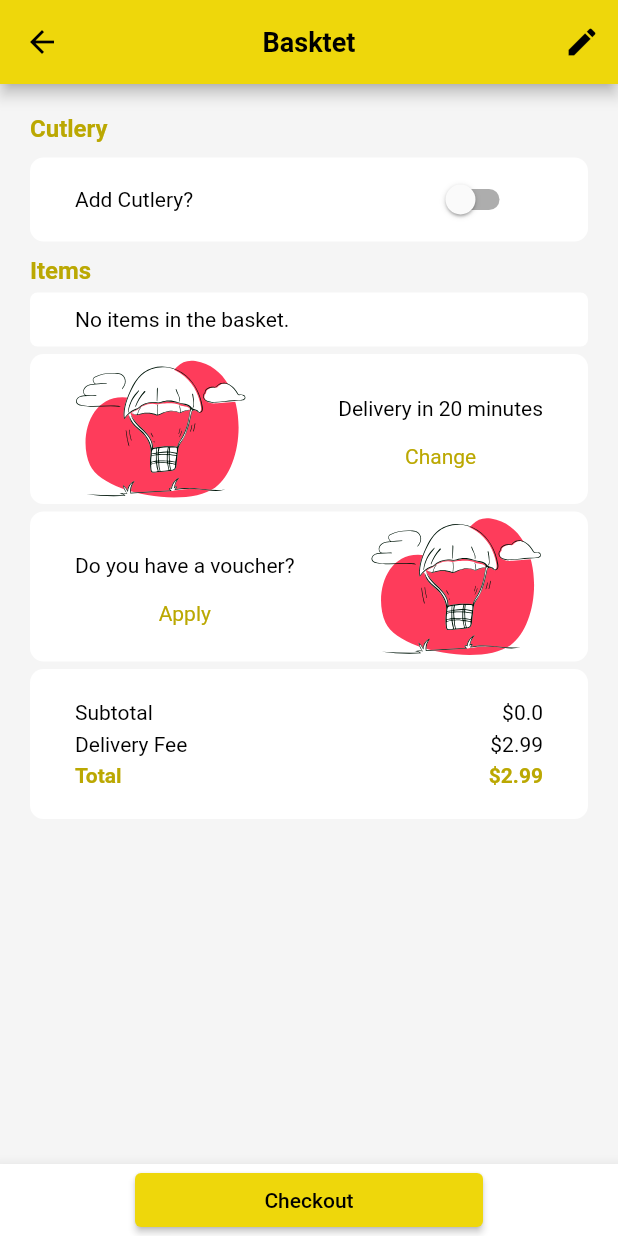
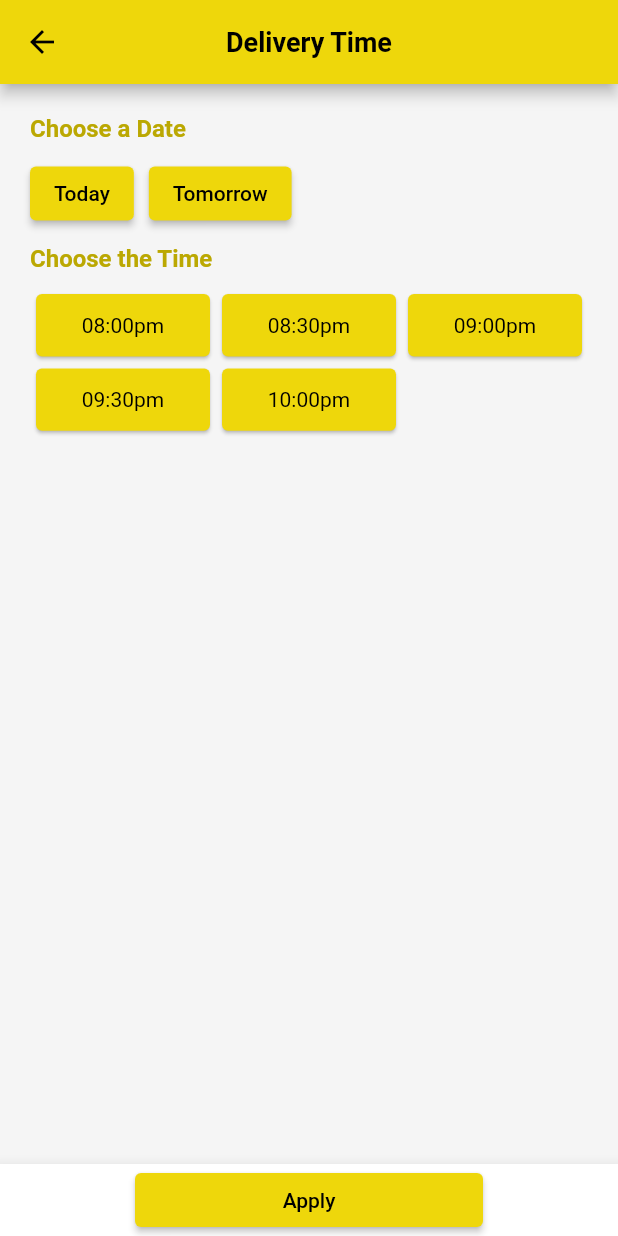
Before and after one commit to melvinjariwala/food_delivery_app, a Flutter app: the BasketScreen screen opened by its route, after a tap on "Change", on a phone screen of 412 x 824 dp. Run offline on Flutter 3.47's test engine with Material 2 defaults, Android fonts, the phone set to English and light mode, and no system bars; our stand-ins replace bloc, equatable, flutter_bloc, flutter_svg, geolocator, google_maps_flutter; network calls fail; Roboto replaces fonts that are missing (Futura).

Commit message:
Delivery Time Screen

```diff
--- a/lib/blocs/basket/basket_bloc.dart
+++ b/lib/blocs/basket/basket_bloc.dart
@@ -5,6 +5,7 @@ import 'dart:async';
 import 'package:bloc/bloc.dart';
 import 'package:equatable/equatable.dart';
 import 'package:food_delivery_app/models/basket_model.dart';
+import 'package:food_delivery_app/models/deliver_time_model.dart';
 import 'package:food_delivery_app/models/menu_item_model.dart' as Item;
 import 'package:food_delivery_app/models/voucher_model.dart';
 
@@ -19,6 +20,7 @@ class BasketBloc extends Bloc<BasketEvent, BasketState> {
     on<RemoveAllItem>(removeAllItem);
     on<ToggleSwitch>(toggleSwitch);
     on<AddVoucher>(addVoucher);
+    on<SelectDeliveryTime>(selectDeliveryTime);
   }
 
   FutureOr<void> startBasket(
@@ -104,4 +106,18 @@ class BasketBloc extends Bloc<BasketEvent, BasketState> {
       }
     }
   }
+
+  FutureOr<void> selectDeliveryTime(
+      SelectDeliveryTime event, Emitter<BasketState> emit) {
+    if (state is BasketLoaded) {
+      try {
+        final BasketLoaded currentState = state as BasketLoaded;
+        emit(BasketLoaded(
+            basket: currentState.basket
+                .copyWith(deliveryTime: event.deliveryTime)));
+      } catch (e) {
+        print("Error in selectDeliveryTime : $e");
+      }
+    }
+  }
 }
--- a/lib/blocs/basket/basket_event.dart
+++ b/lib/blocs/basket/basket_event.dart
@@ -52,3 +52,12 @@ class AddVoucher extends BasketEvent {
   @override
   List<Object> get props => [voucher];
 }
+
+class SelectDeliveryTime extends BasketEvent {
+  final DeliveryTime deliveryTime;
+
+  const SelectDeliveryTime(this.deliveryTime);
+
+  @override
+  List<Object> get props => [deliveryTime];
+}
--- a/lib/config/app_router.dart
+++ b/lib/config/app_router.dart
@@ -28,8 +28,8 @@ class AppRouter {
         return BasketScreen.route();
       case CheckoutScreen.routeName:
         return CheckoutScreen.route();
-      case DeliveryTime.routeName:
-        return DeliveryTime.route();
+      case DeliveryTimeScreen.routeName:
+        return DeliveryTimeScreen.route();
       case EditBasketScreen.routeName:
         return EditBasketScreen.route();
       case FilterScreen.routeName:
--- a/lib/models/basket_model.dart
+++ b/lib/models/basket_model.dart
@@ -1,6 +1,7 @@
 // ignore_for_file: library_prefixes
 
 import 'package:equatable/equatable.dart';
+import 'package:food_delivery_app/models/deliver_time_model.dart';
 import 'package:food_delivery_app/models/voucher_model.dart';
 import 'menu_item_model.dart' as Item;
 
@@ -8,22 +9,28 @@ class Basket extends Equatable {
   final List<Item.MenuItem> items;
   final bool cutlery;
   final Voucher? voucher;
+  final DeliveryTime? deliveryTime;
 
   const Basket(
       {this.items = const <Item.MenuItem>[],
       this.cutlery = false,
-      this.voucher});
+      this.voucher,
+      this.deliveryTime});
 
   Basket copyWith(
-      {List<Item.MenuItem>? items, bool? cutlery, Voucher? voucher}) {
+      {List<Item.MenuItem>? items,
+      bool? cutlery,
+      Voucher? voucher,
+      DeliveryTime? deliveryTime}) {
     return Basket(
         items: items ?? this.items,
         cutlery: cutlery ?? this.cutlery,
-        voucher: voucher ?? this.voucher);
+        voucher: voucher ?? this.voucher,
+        deliveryTime: deliveryTime ?? this.deliveryTime);
   }
 
   @override
-  List<Object?> get props => [items, cutlery, voucher];
+  List<Object?> get props => [items, cutlery, voucher, deliveryTime];
 
   Map itemQuantity(items) {
     var quantity = {};
--- /dev/null
+++ b/lib/models/deliver_time_model.dart
@@ -0,0 +1,41 @@
+import 'package:equatable/equatable.dart';
+
+class DeliveryTime extends Equatable {
+  final int id;
+  final String value;
+  final DateTime time;
+
+  const DeliveryTime(
+      {required this.id, required this.value, required this.time});
+
+  @override
+  List<Object?> get props => [id, value, time];
+
+  static List<DeliveryTime> deliveryTimes = [
+    DeliveryTime(
+        id: 1,
+        value: '08:00pm',
+        time: DateTime(DateTime.now().year, DateTime.now().month,
+            DateTime.now().day, 20, 0)),
+    DeliveryTime(
+        id: 2,
+        value: '08:30pm',
+        time: DateTime(DateTime.now().year, DateTime.now().month,
+            DateTime.now().day, 20, 30)),
+    DeliveryTime(
+        id: 3,
+        value: '09:00pm',
+        time: DateTime(DateTime.now().year, DateTime.now().month,
+            DateTime.now().day, 21, 0)),
+    DeliveryTime(
+        id: 4,
+        value: '09:30pm',
+        time: DateTime(DateTime.now().year, DateTime.now().month,
+            DateTime.now().day, 21, 30)),
+    DeliveryTime(
+        id: 5,
+        value: '10:00pm',
+        time: DateTime(DateTime.now().year, DateTime.now().month,
+            DateTime.now().day, 22, 0)),
+  ];
+}
--- a/lib/screens/basket.dart
+++ b/lib/screens/basket.dart
@@ -4,6 +4,7 @@ import 'package:flutter/material.dart';
 import 'package:flutter_bloc/flutter_bloc.dart';
 import 'package:flutter_svg/flutter_svg.dart';
 import 'package:food_delivery_app/blocs/basket/basket_bloc.dart';
+import 'package:food_delivery_app/screens/delivery_time.dart';
 import 'package:food_delivery_app/screens/edit_basket.dart';
 import 'package:food_delivery_app/screens/voucher.dart';
 
@@ -200,14 +201,23 @@ class BasketScreen extends StatelessWidget {
                   mainAxisAlignment: MainAxisAlignment.spaceBetween,
                   children: [
                     SvgPicture.asset('assets/delivery_time.svg'),
-                    Column(
+                    BlocBuilder<BasketBloc, BasketState>(
+                      builder: (context, state) {
+                        if (state is BasketLoaded) {
+                          return (state.basket.deliveryTime == null)
+                              ? Column(
                                   mainAxisAlignment: MainAxisAlignment.center,
                                   children: [
                                     const SizedBox(height: 20),
                                     Text("Delivery in 20 minutes",
-                            style: Theme.of(context).textTheme.headline6),
+                                        style: Theme.of(context)
+                                            .textTheme
+                                            .headline6),
                                     TextButton(
-                            onPressed: () {},
+                                        onPressed: () {
+                                          Navigator.pushNamed(context,
+                                              DeliveryTimeScreen.routeName);
+                                        },
                                         child: Text("Change",
                                             style: Theme.of(context)
                                                 .textTheme
@@ -216,6 +226,14 @@ class BasketScreen extends StatelessWidget {
                                                     color: Theme.of(context)
                                                         .primaryColorDark)))
                                   ],
+                                )
+                              : Text(
+                                  'Delivery at ${state.basket.deliveryTime!.value}',
+                                  style: Theme.of(context).textTheme.headline6);
+                        }
+                        return const Center(
+                            child: Text("Something went wrong!"));
+                      },
                     )
                   ],
                 ),
--- a/lib/screens/delivery_time.dart
+++ b/lib/screens/delivery_time.dart
@@ -1,30 +1,130 @@
 import 'package:flutter/material.dart';
-import 'package:food_delivery_app/screens/location_screen.dart';
-//import 'package:flutter/src/widgets/container.dart';
-//import 'package:flutter/src/widgets/framework.dart';
+import 'package:flutter_bloc/flutter_bloc.dart';
+import 'package:food_delivery_app/blocs/basket/basket_bloc.dart';
+import 'package:food_delivery_app/models/deliver_time_model.dart';
 
-class DeliveryTime extends StatelessWidget {
-  const DeliveryTime({super.key});
+class DeliveryTimeScreen extends StatelessWidget {
+  const DeliveryTimeScreen({super.key});
   static const String routeName = '/delivery_time';
 
   static Route route() {
     return MaterialPageRoute(
-        builder: (_) => const DeliveryTime(),
+        builder: (_) => const DeliveryTimeScreen(),
         settings: const RouteSettings(name: routeName));
   }
 
   @override
   Widget build(BuildContext context) {
     return Scaffold(
+        backgroundColor: Theme.of(context).backgroundColor,
         appBar: AppBar(
           centerTitle: true,
-        title: const Text("Home"),
+          title: Text(
+            "Delivery Time",
+            style: Theme.of(context)
+                .textTheme
+                .headline3!
+                .copyWith(color: Colors.black),
           ),
-      body: ElevatedButton(
+          leading: const BackButton(color: Colors.black),
+          backgroundColor: Theme.of(context).primaryColor,
+        ),
+        bottomNavigationBar: BottomAppBar(
+          child: Padding(
+            padding: const EdgeInsets.symmetric(horizontal: 90.0),
+            child: ElevatedButton(
+                style: ElevatedButton.styleFrom(
+                    backgroundColor: Theme.of(context).primaryColor),
                 onPressed: () {
-            Navigator.pushNamed(context, LocationScreen.routeName);
+                  Navigator.pop(context);
                 },
-          child: const Text("Location Screen")),
+                child:
+                    const Text("Apply", style: TextStyle(color: Colors.black))),
+          ),
+        ),
+        body: Padding(
+          padding: const EdgeInsets.all(20.0),
+          child: Column(
+            crossAxisAlignment: CrossAxisAlignment.start,
+            children: [
+              Text(
+                "Choose a Date",
+                style: Theme.of(context)
+                    .textTheme
+                    .headline4!
+                    .copyWith(color: Theme.of(context).primaryColorDark),
+              ),
+              Container(
+                margin: const EdgeInsets.only(top: 10.0, bottom: 10.0),
+                child: Row(
+                  children: [
+                    ElevatedButton(
+                        style: ElevatedButton.styleFrom(
+                            backgroundColor: Theme.of(context).primaryColor),
+                        onPressed: () {
+                          ScaffoldMessenger.of(context).showSnackBar(
+                              const SnackBar(
+                                  content: Text("Delivery is set for Today!")));
+                        },
+                        child: const Text("Today",
+                            style: TextStyle(color: Colors.black))),
+                    const SizedBox(width: 10.0),
+                    ElevatedButton(
+                        style: ElevatedButton.styleFrom(
+                            backgroundColor: Theme.of(context).primaryColor),
+                        onPressed: () {
+                          ScaffoldMessenger.of(context).showSnackBar(
+                              const SnackBar(
+                                  content:
+                                      Text("Delivery is set for Tomorrow!")));
+                        },
+                        child: const Text("Tomorrow",
+                            style: TextStyle(color: Colors.black)))
+                  ],
+                ),
+              ),
+              Text(
+                "Choose the Time",
+                style: Theme.of(context)
+                    .textTheme
+                    .headline4!
+                    .copyWith(color: Theme.of(context).primaryColorDark),
+              ),
+              Expanded(
+                child: Container(
+                  margin: const EdgeInsets.only(top: 10.0, bottom: 10.0),
+                  child: GridView.builder(
+                      gridDelegate:
+                          const SliverGridDelegateWithFixedCrossAxisCount(
+                              crossAxisCount: 3, childAspectRatio: 2.5),
+                      itemCount: DeliveryTime.deliveryTimes.length,
+                      itemBuilder: (context, index) {
+                        return BlocBuilder<BasketBloc, BasketState>(
+                          builder: (context, state) {
+                            return Card(
+                                color: Theme.of(context).primaryColor,
+                                child: TextButton(
+                                  style: TextButton.styleFrom(
+                                      primary: Theme.of(context).primaryColor),
+                                  onPressed: () {
+                                    context.read<BasketBloc>().add(
+                                        SelectDeliveryTime(
+                                            DeliveryTime.deliveryTimes[index]));
+                                  },
+                                  child: Text(
+                                      DeliveryTime.deliveryTimes[index].value,
+                                      style: Theme.of(context)
+                                          .textTheme
+                                          .headline6!
+                                          .copyWith(color: Colors.black)),
+                                ));
+                          },
                         );
+                      }),
+                ),
+              )
+            ],
+          ),
+        ));
   }
 }
```
Lines whose indentation alone changed are shown as unchanged.
